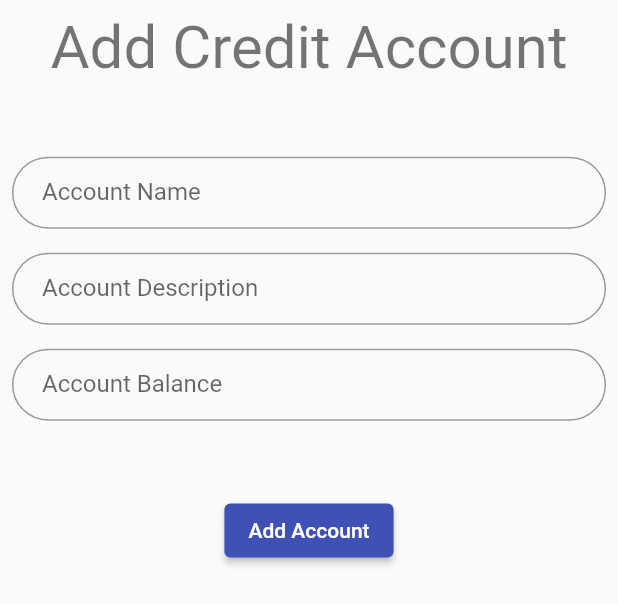
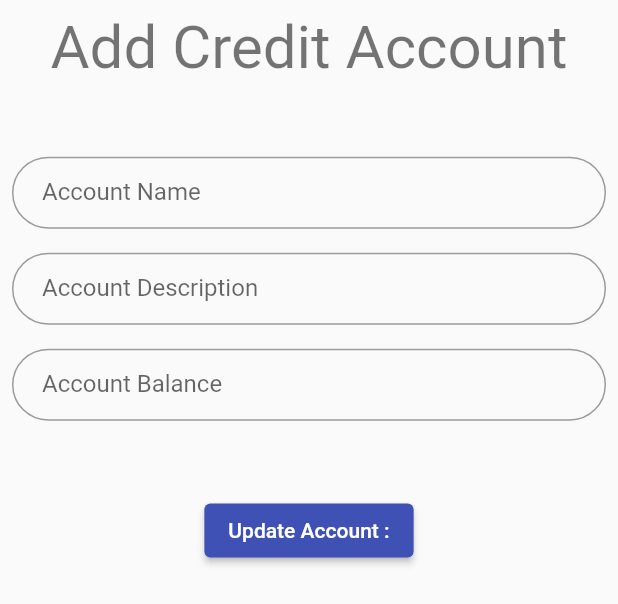
Before and after one commit to MoRmdn/Masrufat_New, a Flutter app: the AddAccountBottomSheet widget shown alone on an empty page, opened directly with empty values, on a phone screen of 412 x 824 dp. Shown: the top 604 px of the screen. Run offline on Flutter 3.47's test engine with Material 2 defaults, Android fonts, the phone set to English and light mode, and no system bars; our stand-ins replace animated_bottom_navigation_bar, auto_size_text, hive, hive_flutter; missing offline and left inert: circular_reveal_animation; accounts and stored records are empty.

Commit message:
edit and delete account

```diff
--- a/lib/Widgets/account_widgets/add_account_bottom_sheet.dart
+++ b/lib/Widgets/account_widgets/add_account_bottom_sheet.dart
@@ -106,7 +106,7 @@ class _AddAccountBottomSheetState extends State<AddAccountBottomSheet> {
       transactionList.add(
         Transactions(
           id: DateTime.now().toIso8601String(),
-          name: 'EditedBalance',
+          name: AppConfig.transactionEditedBalance,
           isIncome: true,
           balance: tranNewBalance,
         ),
@@ -190,7 +190,9 @@ class _AddAccountBottomSheetState extends State<AddAccountBottomSheet> {
         children: <Widget>[
           SizedBox(height: dSize.height * 0.01),
           Text(
-            AppConfig.addCreditAccount,
+            mood == SheetMood.update
+                ? AppConfig.updateCreditAccount + widget.accountToEdit!.name
+                : AppConfig.addCreditAccount,
             style: Theme.of(context).textTheme.headlineLarge,
           ),
           SizedBox(height: dSize.height * 0.05),
@@ -213,7 +215,7 @@ class _AddAccountBottomSheetState extends State<AddAccountBottomSheet> {
           ElevatedButton(
             onPressed:
                 mood == SheetMood.update ? _onUpdateAccount : _onAddAccount,
-            child: const Text(AppConfig.addAccount),
+            child: Text(AppConfig.updateCreditAccount + accNameController.text),
           )
         ],
       ),
--- a/lib/helper/app_config.dart
+++ b/lib/helper/app_config.dart
@@ -40,6 +40,7 @@ class AppConfig {
   static const accountRouteName = '/navigationScreen';
 
   static const addCreditAccount = 'Add Credit Account';
+  static const updateCreditAccount = 'Update Account :';
   static const addTransAction = 'Add Transaction';
   static const accountName = 'Account Name';
   static const accountNameHint = 'Salary or CIB';
@@ -54,11 +55,14 @@ class AppConfig {
   static const transactionNameHint = 'Transaction Description';
   static const transactionBalance = 'Transaction Balance';
   static const transactionBalanceHint = '500.00';
+  static const transactionEditedBalance = 'EditedBalance';
 
   //? Dialog error info
   static const dialogErrorTitle = 'Error';
   static const dialogErrorEmptyAccountName = 'Please, Enter Valid Data';
-
+  static const dialogConfirmationTitle = 'Confirmation';
+  static const dialogConfirmationDelete =
+      'are u sure you want to delete this account ?';
   static const dataBaseBoxName = 'myAccounts';
 
   //? assets
```
Also changed, not shown: lib/Providers/accounts_provider.dart (+8 -0 lines), lib/Widgets/account_widgets/accounts_card.dart (+81 -26 lines), lib/dialog/custom_generic_dialog.dart (+2 -8 lines).
